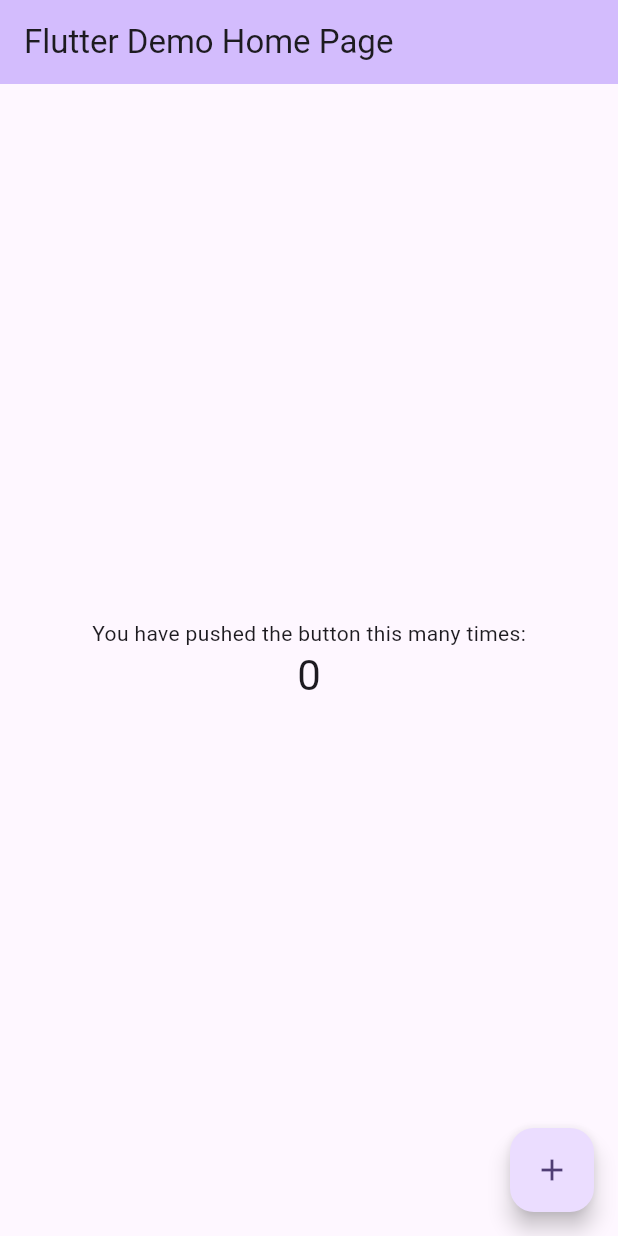
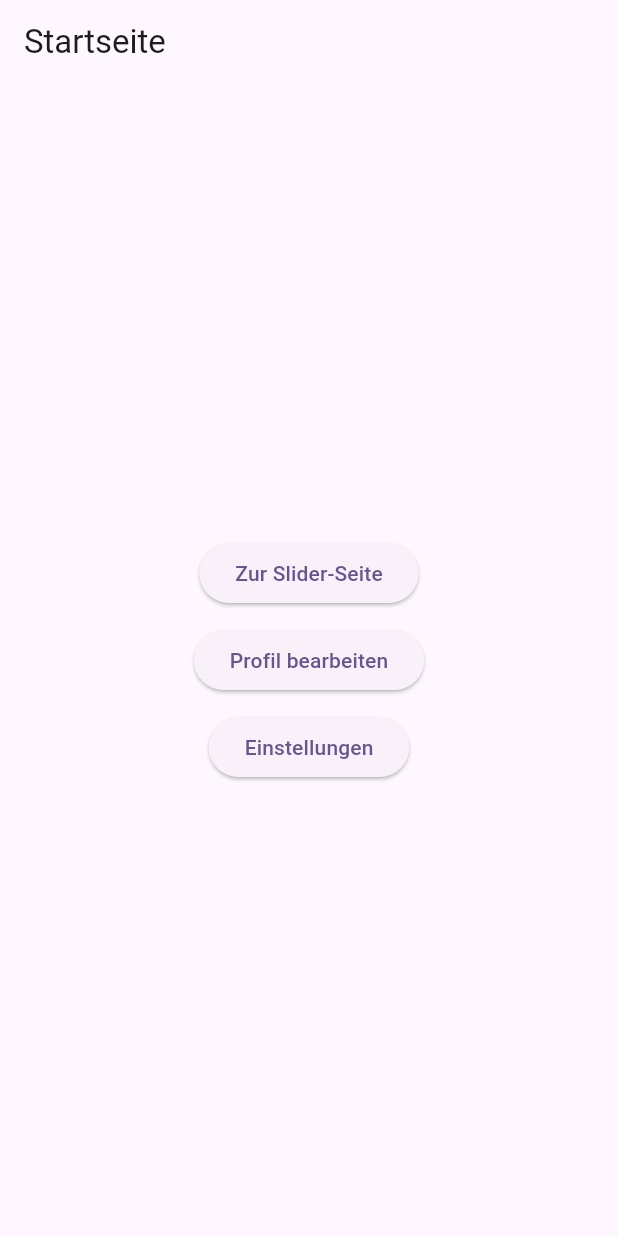
Before and after one commit to maryrosegh/portfolio_5596575, a Flutter app: the screen it shows after launch, on a phone screen of 412 x 824 dp. Run offline on Flutter 3.47's test engine with Material 3 defaults, Android fonts, the light colour scheme and no system bars.

Commit message:
initial practise solution

```diff
--- a/lib/main.dart
+++ b/lib/main.dart
@@ -1,4 +1,6 @@
 import 'package:flutter/material.dart';
+import 'pages/home_page.dart';
+
 
 void main() {
   runApp(const MyApp());
@@ -7,116 +9,15 @@ void main() {
 class MyApp extends StatelessWidget {
   const MyApp({super.key});
 
-  // This widget is the root of your application.
   @override
   Widget build(BuildContext context) {
     return MaterialApp(
-      title: 'Flutter Demo',
+      title: 'Mein Projekt',
       theme: ThemeData(
-        // This is the theme of your application.
-        //
-        // TRY THIS: Try running your application with "flutter run". You'll see
-        // the application has a purple toolbar. Then, without quitting the app,
-        // try changing the seedColor in the colorScheme below to Colors.green
-        // and then invoke "hot reload" (save your changes or press the "hot
-        // reload" button in a Flutter-supported IDE, or press "r" if you used
-        // the command line to start the app).
-        //
-        // Notice that the counter didn't reset back to zero; the application
-        // state is not lost during the reload. To reset the state, use hot
-        // restart instead.
-        //
-        // This works for code too, not just values: Most code changes can be
-        // tested with just a hot reload.
         colorScheme: ColorScheme.fromSeed(seedColor: Colors.deepPurple),
+        useMaterial3: true,
       ),
-      home: const MyHomePage(title: 'Flutter Demo Home Page'),
+      home: const MyHomePage(title: 'Startseite'),
     );
   }
 }
-
-class MyHomePage extends StatefulWidget {
-  const MyHomePage({super.key, required this.title});
-
-  // This widget is the home page of your application. It is stateful, meaning
-  // that it has a State object (defined below) that contains fields that affect
-  // how it looks.
-
-  // This class is the configuration for the state. It holds the values (in this
-  // case the title) provided by the parent (in this case the App widget) and
-  // used by the build method of the State. Fields in a Widget subclass are
-  // always marked "final".
-
-  final String title;
-
-  @override
-  State<MyHomePage> createState() => _MyHomePageState();
-}
-
-class _MyHomePageState extends State<MyHomePage> {
-  int _counter = 0;
-
-  void _incrementCounter() {
-    setState(() {
-      // This call to setState tells the Flutter framework that something has
-      // changed in this State, which causes it to rerun the build method below
-      // so that the display can reflect the updated values. If we changed
-      // _counter without calling setState(), then the build method would not be
-      // called again, and so nothing would appear to happen.
-      _counter++;
-    });
-  }
-
-  @override
-  Widget build(BuildContext context) {
-    // This method is rerun every time setState is called, for instance as done
-    // by the _incrementCounter method above.
-    //
-    // The Flutter framework has been optimized to make rerunning build methods
-    // fast, so that you can just rebuild anything that needs updating rather
-    // than having to individually change instances of widgets.
-    return Scaffold(
-      appBar: AppBar(
-        // TRY THIS: Try changing the color here to a specific color (to
-        // Colors.amber, perhaps?) and trigger a hot reload to see the AppBar
-        // change color while the other colors stay the same.
-        backgroundColor: Theme.of(context).colorScheme.inversePrimary,
-        // Here we take the value from the MyHomePage object that was created by
-        // the App.build method, and use it to set our appbar title.
-        title: Text(widget.title),
-      ),
-      body: Center(
-        // Center is a layout widget. It takes a single child and positions it
-        // in the middle of the parent.
-        child: Column(
-          // Column is also a layout widget. It takes a list of children and
-          // arranges them vertically. By default, it sizes itself to fit its
-          // children horizontally, and tries to be as tall as its parent.
-          //
-          // Column has various properties to control how it sizes itself and
-          // how it positions its children. Here we use mainAxisAlignment to
-          // center the children vertically; the main axis here is the vertical
-          // axis because Columns are vertical (the cross axis would be
-          // horizontal).
-          //
-          // TRY THIS: Invoke "debug painting" (choose the "Toggle Debug Paint"
-          // action in the IDE, or press "p" in the console), to see the
-          // wireframe for each widget.
-          mainAxisAlignment: MainAxisAlignment.center,
-          children: <Widget>[
-            const Text('You have pushed the button this many times:'),
-            Text(
-              '$_counter',
-              style: Theme.of(context).textTheme.headlineMedium,
-            ),
-          ],
-        ),
-      ),
-      floatingActionButton: FloatingActionButton(
-        onPressed: _incrementCounter,
-        tooltip: 'Increment',
-        child: const Icon(Icons.add),
-      ), // This trailing comma makes auto-formatting nicer for build methods.
-    );
-  }
-}
--- /dev/null
+++ b/lib/pages/home_page.dart
@@ -0,0 +1,55 @@
+import 'package:flutter/material.dart';
+import 'slider_page.dart';
+import 'profile_form_page.dart';
+import 'settings_page.dart';
+
+class MyHomePage extends StatelessWidget {
+  final String title;
+
+  const MyHomePage({super.key, required this.title});
+
+  @override
+  Widget build(BuildContext context) {
+    return Scaffold(
+      appBar: AppBar(
+        title: Text(title),
+      ),
+      body: Center(
+        child: Column(
+          mainAxisAlignment: MainAxisAlignment.center,
+          children: [
+            ElevatedButton(
+              child: const Text('Zur Slider-Seite'),
+              onPressed: () {
+                Navigator.push(
+                  context,
+                  MaterialPageRoute(builder: (context) => const SliderPage()),
+                );
+              },
+            ),
+            const SizedBox(height: 10),
+            ElevatedButton(
+              child: const Text('Profil bearbeiten'),
+              onPressed: () {
+                Navigator.push(
+                  context,
+                  MaterialPageRoute(builder: (context) => const ProfileFormPage()),
+                );
+              },
+            ),
+            const SizedBox(height: 10),
+            ElevatedButton(
+              child: const Text('Einstellungen'),
+              onPressed: () {
+                Navigator.push(
+                  context,
+                  MaterialPageRoute(builder: (context) => const SettingsPage()),
+                );
+              },
+            ),
+          ],
+        ),
+      ),
+    );
+  }
+}
```
Also changed, not shown: lib/pages/profile_form_page.dart (added, +97 -0 lines), lib/pages/settings_page.dart (added, +78 -0 lines), lib/pages/slider_page.dart (added, +59 -0 lines), lib/pages/summary_page.dart (added, +53 -0 lines), lib/models/todo.dart (added).
